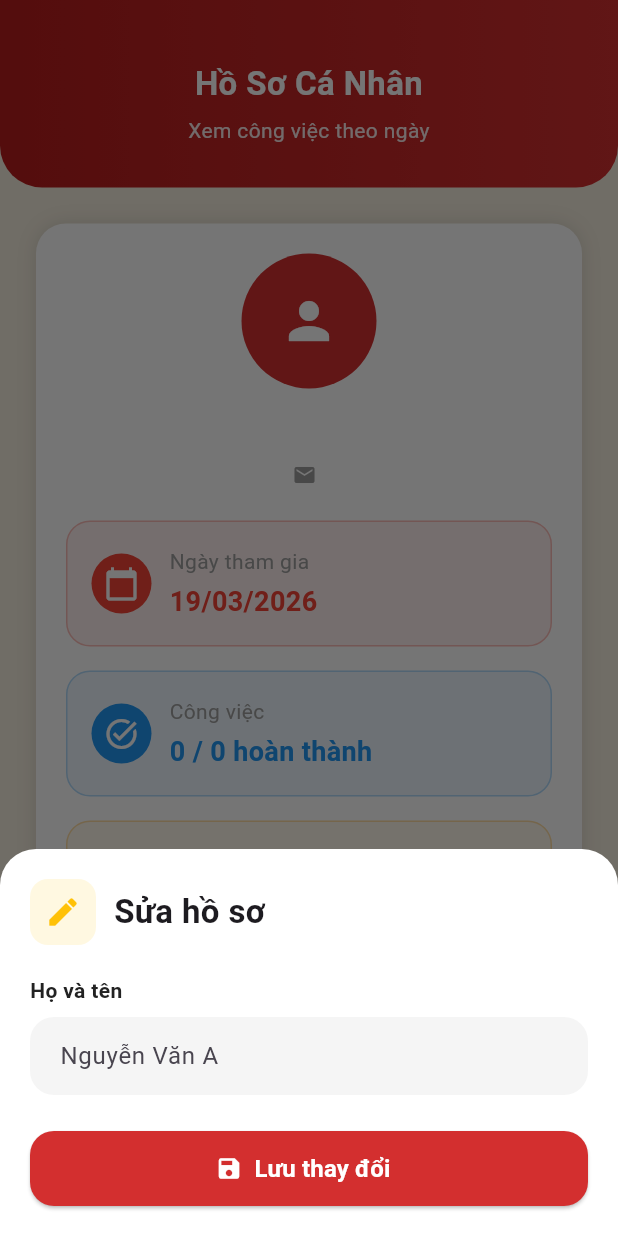
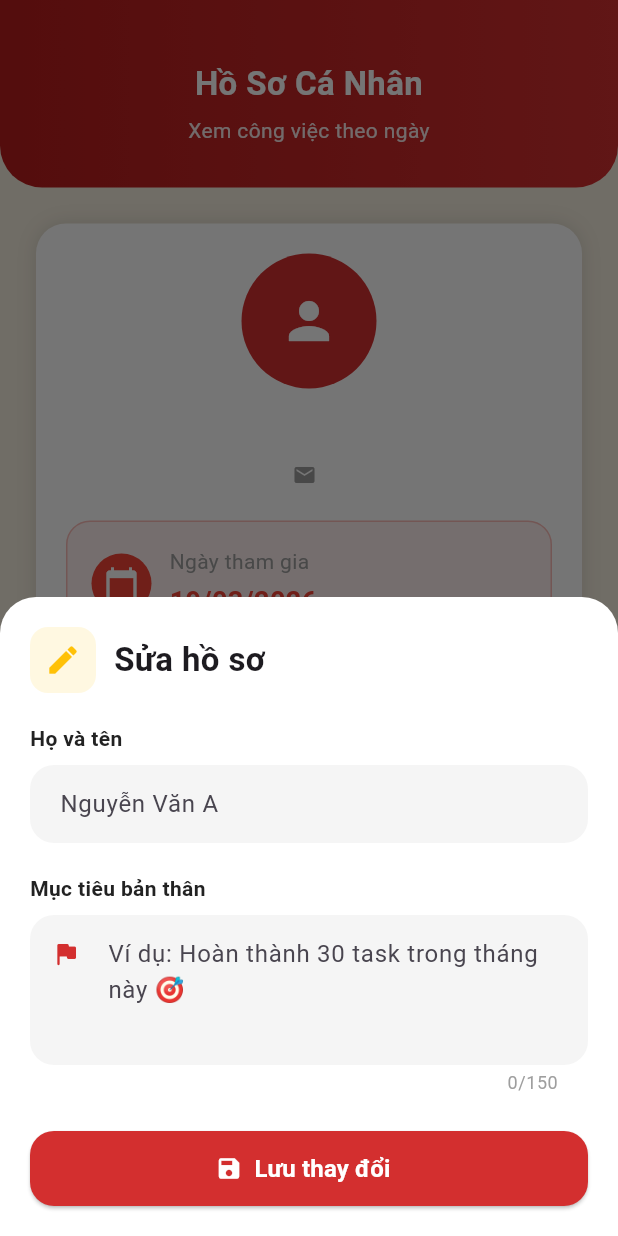
Before and after one commit to binhlt4904/Tet_Personal_Checklist, a Flutter app: the screen it shows once a user with an empty profile is signed in, item 5 of the bottom bar chosen, after a tap on "Sửa hồ sơ", on a phone screen of 412 x 824 dp. Run offline on Flutter 3.47's test engine with Material 3 defaults, Android fonts, the phone set to English and light mode, and no system bars; our stand-ins replace fl_chart, flutter_dotenv, sqflite, supabase_flutter; accounts and stored records are empty.

Commit message:
feat: add goal into profile

```diff
--- a/lib/data/implementations/local/profile_repository.dart
+++ b/lib/data/implementations/local/profile_repository.dart
@@ -25,22 +25,27 @@ class ProfileRepository {
 
     return {
       // ✅ Fallback về email nếu chưa có record trong bảng users
-      'name': userResponse?['name'] ?? user.email?.split('@').first ?? 'Người dùng',
+      'name': userResponse?['name'] ?? user.email
+          ?.split('@')
+          .first ?? 'Người dùng',
       'email': user.email ?? '',
       'created_at': userResponse?['created_at'] ?? user.createdAt,
       'total_tasks': tasks.length,
-      'completed_tasks': tasks.where((t) => t['is_done'] == true).length,
+      'completed_tasks': tasks
+          .where((t) => t['is_done'] == true)
+          .length,
+      'goal': userResponse?['goal'] ?? '',
     };
-
   }
 
-  Future<void> updateProfile({required String name}) async {
+  Future<void> updateProfile({required String name,String? goal}) async {
     final user = supabase.auth.currentUser;
     if (user == null) throw Exception("Chưa đăng nhập");
-
     await supabase
         .from('users')
-        .update({'name': name})
+        .update({
+      'name': name,
+      if (goal != null) 'goal': goal,})
         .eq('id', user.id);
   }
 }
--- a/lib/viewmodels/profile/profile_viewmodel.dart
+++ b/lib/viewmodels/profile/profile_viewmodel.dart
@@ -15,6 +15,7 @@ class ProfileViewModel extends ChangeNotifier {
   String joinDate = '';
   int totalTasks = 0;
   int completedTasks = 0;
+  String goal = '';
 
   String get achievement {
     if (completedTasks >= 50) return "Siêu nhân";
@@ -30,7 +31,6 @@ class ProfileViewModel extends ChangeNotifier {
 
     try {
       final data = await _repo.getProfile();
-
       final createdAt = DateTime.parse(data['created_at']);
       joinDate = '${createdAt.day.toString().padLeft(2, '0')}/'
           '${createdAt.month.toString().padLeft(2, '0')}/'
@@ -40,6 +40,7 @@ class ProfileViewModel extends ChangeNotifier {
       email = data['email'];
       totalTasks = data['total_tasks'];
       completedTasks = data['completed_tasks'];
+      goal= data['goal'];
     } catch (e) {
       errorMessage = e.toString();
     } finally {
@@ -48,13 +49,15 @@ class ProfileViewModel extends ChangeNotifier {
     }
   }
 
-  Future<void> updateProfile({required String name}) async {
+
+  Future<void> updateProfile({required String name,String? goal}) async {
     isLoading = true;
     notifyListeners();
 
     try {
-      await _repo.updateProfile(name: name);
+      await _repo.updateProfile(name: name,goal: goal);
       this.name = name;
+      if (goal != null) this.goal = goal;
     } catch (e) {
       errorMessage = e.toString();
       rethrow;
--- a/lib/views/profile/edit_profile/edit_profile_form.dart
+++ b/lib/views/profile/edit_profile/edit_profile_form.dart
@@ -15,19 +15,21 @@ class EditProfileForm extends StatefulWidget {
 class _EditProfileFormState extends State<EditProfileForm> {
   final _formKey = GlobalKey<FormState>();
   late TextEditingController _nameCtrl;
+  late TextEditingController _goalCtrl;
   bool _isLoading = false;
 
   @override
   void initState() {
     super.initState();
-    // ✅ Điền sẵn tên hiện tại
     final vm = context.read<ProfileViewModel>();
     _nameCtrl = TextEditingController(text: vm.name);
+    _goalCtrl = TextEditingController(text: vm.goal);
   }
 
   @override
   void dispose() {
     _nameCtrl.dispose();
+    _goalCtrl.dispose();
     super.dispose();
   }
 
@@ -38,7 +40,10 @@ class _EditProfileFormState extends State<EditProfileForm> {
 
     try {
       final vm = context.read<ProfileViewModel>();
-      await vm.updateProfile(name: _nameCtrl.text.trim());
+      await vm.updateProfile(
+        name: _nameCtrl.text.trim(),
+        goal: _goalCtrl.text.trim(),
+      );
 
       if (!mounted) return;
       Navigator.pop(context);
@@ -64,14 +69,12 @@ class _EditProfileFormState extends State<EditProfileForm> {
           crossAxisAlignment: CrossAxisAlignment.start,
           mainAxisSize: MainAxisSize.min,
           children: [
-            // ── Tiêu đề ──
             const EditProfileHeader(),
-
             const SizedBox(height: 20),
 
-            // ── Các trường nhập ──
             EditProfileFields(
               nameController: _nameCtrl,
+              goalController: _goalCtrl,
               nameValidator: (value) {
                 if (value == null || value.trim().isEmpty) {
                   return "Vui lòng nhập họ và tên";
@@ -85,7 +88,6 @@ class _EditProfileFormState extends State<EditProfileForm> {
 
             const SizedBox(height: 24),
 
-            // ── Nút lưu ──
             EditProfileButton(
               isLoading: _isLoading,
               onPressed: _submit,
--- a/lib/views/profile/edit_profile/widgets/edit_profile_fields.dart
+++ b/lib/views/profile/edit_profile/widgets/edit_profile_fields.dart
@@ -2,11 +2,13 @@ import 'package:flutter/material.dart';
 
 class EditProfileFields extends StatelessWidget {
   final TextEditingController nameController;
+  final TextEditingController goalController;
   final String? Function(String?)? nameValidator;
 
   const EditProfileFields({
     super.key,
     required this.nameController,
+    required this.goalController,
     this.nameValidator,
   });
 
@@ -28,6 +30,32 @@ class EditProfileFields extends StatelessWidget {
           controller: nameController,
           decoration: _inputDecoration("Nguyễn Văn A"),
           validator: nameValidator,
+        ),
+
+        const SizedBox(height: 20),
+
+
+        const Text(
+          "Mục tiêu bản thân",
+          style: TextStyle(
+            fontSize: 14,
+            fontWeight: FontWeight.w600,
+            color: Color(0xFF222222),
+          ),
+        ),
+        const SizedBox(height: 8),
+        TextFormField(
+          controller: goalController,
+          maxLength: 150,
+          maxLines: 3,
+          decoration: _inputDecoration("Ví dụ: Hoàn thành 30 task trong tháng này 🎯")
+              .copyWith(
+            counterStyle: const TextStyle(color: Colors.grey, fontSize: 12),
+            prefixIcon: const Padding(
+              padding: EdgeInsets.only(bottom: 48), // căn icon lên trên
+              child: Icon(Icons.flag_rounded, color: Color(0xFFD32F2F), size: 20),
+            ),
+          ),
         ),
       ],
     );
--- a/lib/views/profile/profile_screen.dart
+++ b/lib/views/profile/profile_screen.dart
@@ -102,10 +102,10 @@ class _ProfileScreenState extends State<ProfileScreen> {
                         padding: const EdgeInsets.all(24),
                         child: Column(
                           children: [
-                            // 👤 Profile card
                             ProfileCard(
                               name: vm.name,
                               email: vm.email,
+                              goal: vm.goal,
                               joinDate: vm.joinDate,
                               totalTasks: vm.totalTasks,
                               completedTasks: vm.completedTasks,
@@ -114,7 +114,6 @@ class _ProfileScreenState extends State<ProfileScreen> {
 
                             const SizedBox(height: 30),
 
-                            // ✏️ Sửa hồ sơ
                             ProfileActionButton(
                               gradientColors: const [Color(0xFFF4B942), Color(0xFFD89B2D)],
                               icon: Icons.edit,
@@ -142,7 +141,6 @@ class _ProfileScreenState extends State<ProfileScreen> {
 
                             const SizedBox(height: 16),
 
-                            // 🔴 Đăng xuất
                             ProfileActionButton(
                               gradientColors: const [
                                 Color(0xFFD32F2F),
--- a/lib/views/profile/widgets/profile_avatar.dart
+++ b/lib/views/profile/widgets/profile_avatar.dart
@@ -3,17 +3,20 @@ import 'package:flutter/material.dart';
 class ProfileAvatar extends StatelessWidget {
   final String name;
   final String email;
+  final String goal;
 
   const ProfileAvatar({
     super.key,
     required this.name,
     required this.email,
+    this.goal = '',
   });
 
   @override
   Widget build(BuildContext context) {
     return Column(
       children: [
+        // Avatar
         Container(
           width: 90,
           height: 90,
@@ -23,12 +26,18 @@ class ProfileAvatar extends StatelessWidget {
           ),
           child: const Icon(Icons.person, color: Colors.white, size: 40),
         ),
+
         const SizedBox(height: 12),
+
+        // Tên
         Text(
           name,
           style: const TextStyle(fontSize: 20, fontWeight: FontWeight.bold),
         ),
+
         const SizedBox(height: 6),
+
+        // Email
         Row(
           mainAxisAlignment: MainAxisAlignment.center,
           children: [
@@ -37,6 +46,38 @@ class ProfileAvatar extends StatelessWidget {
             Text(email, style: const TextStyle(color: Colors.grey)),
           ],
         ),
+
+        if (goal.isNotEmpty) ...[
+          const SizedBox(height: 10),
+          Container(
+            margin: const EdgeInsets.symmetric(horizontal: 16),
+            padding: const EdgeInsets.symmetric(horizontal: 14, vertical: 10),
+            decoration: BoxDecoration(
+              color: const Color(0xFFFFF8E1),
+              borderRadius: BorderRadius.circular(12),
+              border: Border.all(color: const Color(0xFFF4B942), width: 1.2),
+            ),
+            child: Row(
+              mainAxisSize: MainAxisSize.min,
+              children: [
+                const Icon(Icons.flag_rounded,
+                    color: Color(0xFFD32F2F), size: 16),
+                const SizedBox(width: 8),
+                Flexible(
+                  child: Text(
+                    goal,
+                    style: const TextStyle(
+                      fontSize: 13,
+                      color: Color(0xFF5D4037),
+                      height: 1.4,
+                    ),
+                    textAlign: TextAlign.center,
+                  ),
+                ),
+              ],
+            ),
+          ),
+        ],
       ],
     );
   }
--- a/lib/views/profile/widgets/profile_card.dart
+++ b/lib/views/profile/widgets/profile_card.dart
@@ -5,6 +5,7 @@ import 'profile_info_card.dart';
 class ProfileCard extends StatelessWidget {
   final String name;
   final String email;
+  final String goal;
   final String joinDate;
   final int totalTasks;
   final int completedTasks;
@@ -14,6 +15,7 @@ class ProfileCard extends StatelessWidget {
     super.key,
     required this.name,
     required this.email,
+    this.goal = '',
     required this.joinDate,
     required this.totalTasks,
     required this.completedTasks,
@@ -33,7 +35,7 @@ class ProfileCard extends StatelessWidget {
       ),
       child: Column(
         children: [
-          ProfileAvatar(name: name, email: email),
+          ProfileAvatar(name: name, email: email, goal: goal),
           const SizedBox(height: 20),
           ProfileInfoCard(
             icon: Icons.calendar_today,
```
